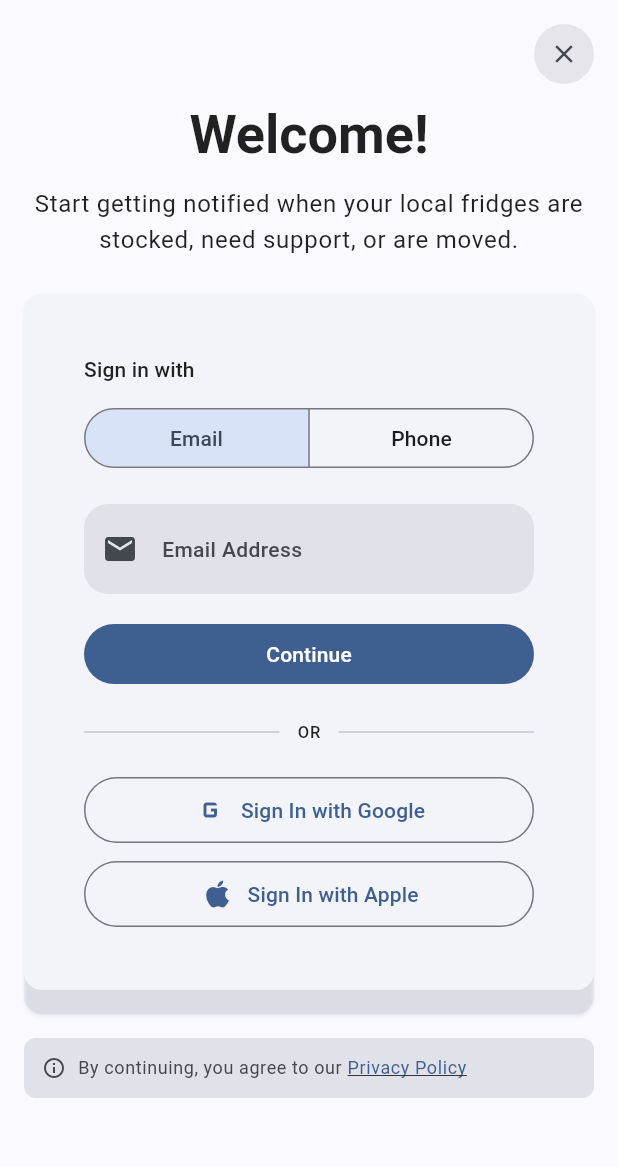
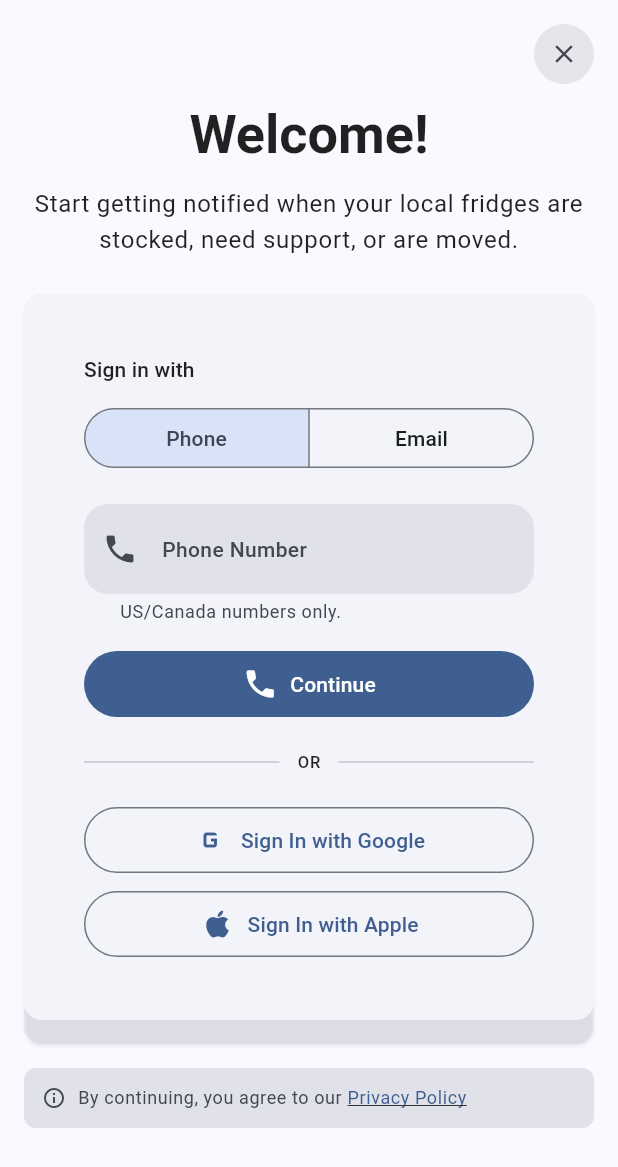
Before and after one commit to FridgeFinder/CFM_Mobile, a Flutter app: the SignInWidget screen opened directly, on a phone screen of 412 x 824 dp. Shown: the top 1167 px of the screen. Run offline on Flutter 3.47's test engine with Material 3 defaults, Android fonts, the phone set to English and light mode, and no system bars; our stand-ins replace app_links, connectivity_plus, dio, firebase_auth, firebase_core, firebase_messaging and 20 more; missing offline and left inert: dio_cache_interceptor_hive_store, flutter_map_cache, flutter_map_marker_cluster, vector_map_tiles, vector_tile_renderer; accounts and stored records are empty; generated files the repository leaves out were written again; network calls fail.

Commit message:
hotfix - change sin in form order to prioratize phoneNumber sign up

```diff
--- a/fridgefinder_flutter/lib/src/features/auth/presentation/widgets/sign_in_widget.dart
+++ b/fridgefinder_flutter/lib/src/features/auth/presentation/widgets/sign_in_widget.dart
@@ -32,7 +32,7 @@ class _SignInWidgetState extends ConsumerState<SignInWidget> {
   bool _isCodeSent = false;
   String? _verificationId;
   bool _isLoading = false;
-  String _signInType = 'email';
+  String _signInType = 'phone';
 
   bool get _isPhoneFlow => _signInType == 'phone';
 
@@ -444,12 +444,12 @@ class _SignInWidgetState extends ConsumerState<SignInWidget> {
                                   SegmentedButton<String>(
                                     segments: const [
                                       ButtonSegment<String>(
+                                        value: 'phone',
+                                        label: Text('Phone'),
+                                      ),
+                                      ButtonSegment<String>(
                                         value: 'email',
                                         label: Text('Email'),
-                                      ),
-                                      ButtonSegment<String>(
-                                        value: 'phone',
-                                        label: Text('Phone'),
                                       ),
                                     ],
                                     selected: <String>{_signInType},
```
Also changed, not shown: fridgefinder_flutter/lib/src/core/providers/environment_provider.g.dart.
